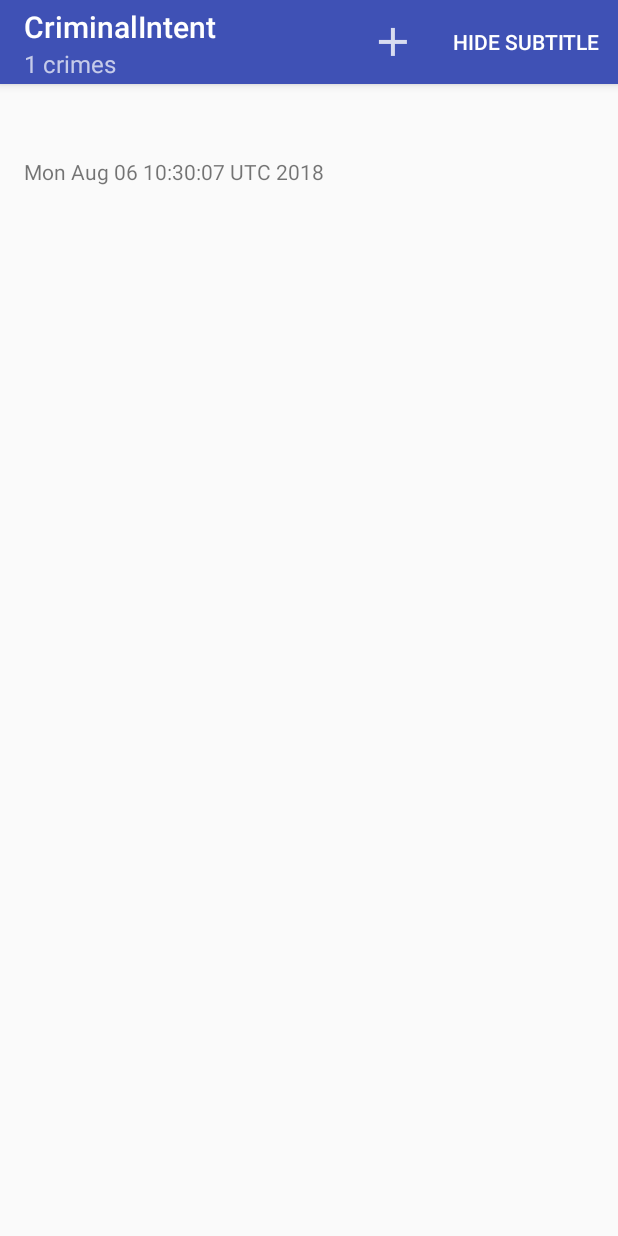
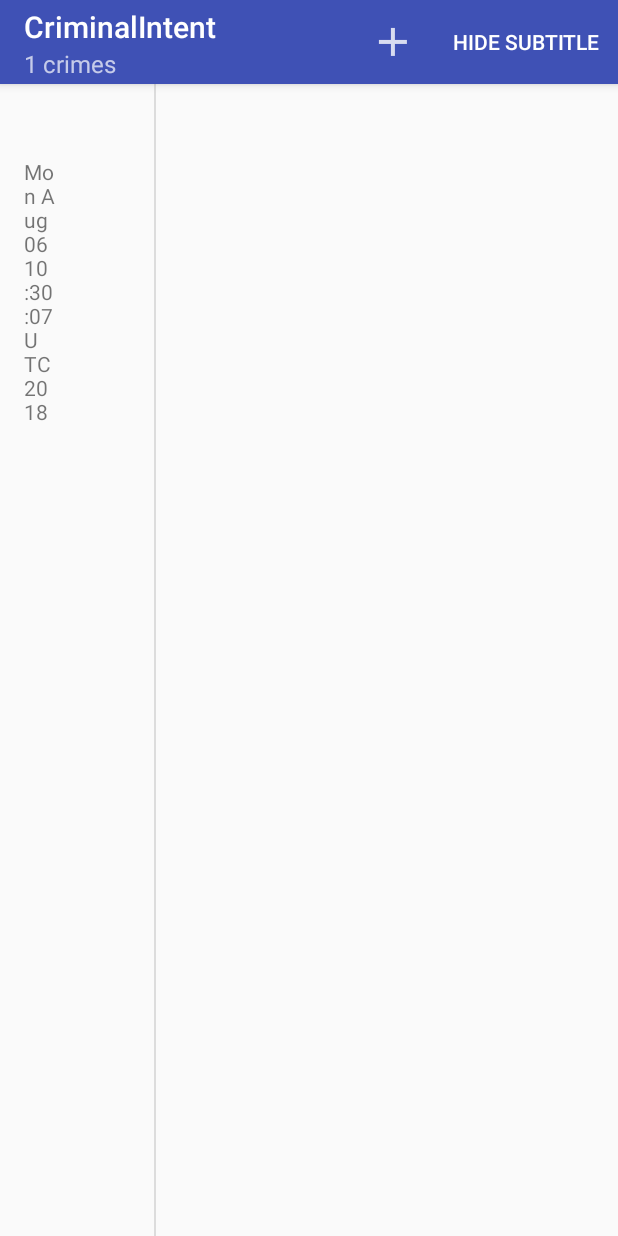
Before and after one commit to chen4393c/CriminalIntent, an Android app: the screen it shows after launch (CrimeListActivity), after a tap on "SHOW SUBTITLE", on a phone screen of 412 x 824 dp. Run offline under Robolectric (Android 15) with nearby library versions, the phone set to English and light mode, and no system bars; 2 other taps on this screen came first.

Commit message:
Creating a layout with two fragment containers

```diff
--- a/app/src/main/java/com/bignerdranch/android/criminalintent/controller/list/CrimeListActivity.java
+++ b/app/src/main/java/com/bignerdranch/android/criminalintent/controller/list/CrimeListActivity.java
@@ -2,6 +2,7 @@ package com.bignerdranch.android.criminalintent.controller.list;
 
 import android.support.v4.app.Fragment;
 
+import com.bignerdranch.android.criminalintent.R;
 import com.bignerdranch.android.criminalintent.controller.SingleFragmentActivity;
 
 public class CrimeListActivity extends SingleFragmentActivity {
@@ -10,4 +11,9 @@ public class CrimeListActivity extends SingleFragmentActivity {
     protected Fragment createFragment() {
         return new CrimeListFragment();
     }
+
+    @Override
+    protected int getLayoutResId() {
+        return R.layout.activity_twopane;
+    }
 }
--- /dev/null
+++ b/app/src/main/res/layout/activity_twopane.xml
@@ -0,0 +1,26 @@
+<?xml version="1.0" encoding="utf-8"?>
+<LinearLayout
+    xmlns:android="http://schemas.android.com/apk/res/android"
+    android:layout_width="match_parent"
+    android:layout_height="match_parent"
+    android:divider="?android:attr/dividerHorizontal"
+    android:showDividers="middle"
+    android:orientation="horizontal">
+
+    <FrameLayout
+        android:id="@+id/fragment_container"
+        android:layout_width="0dp"
+        android:layout_height="match_parent"
+        android:layout_weight="1">
+
+    </FrameLayout>
+
+    <FrameLayout
+        android:id="@+id/detail_fragment_container"
+        android:layout_width="0dp"
+        android:layout_height="match_parent"
+        android:layout_weight="3">
+
+    </FrameLayout>
+
+</LinearLayout>
```
